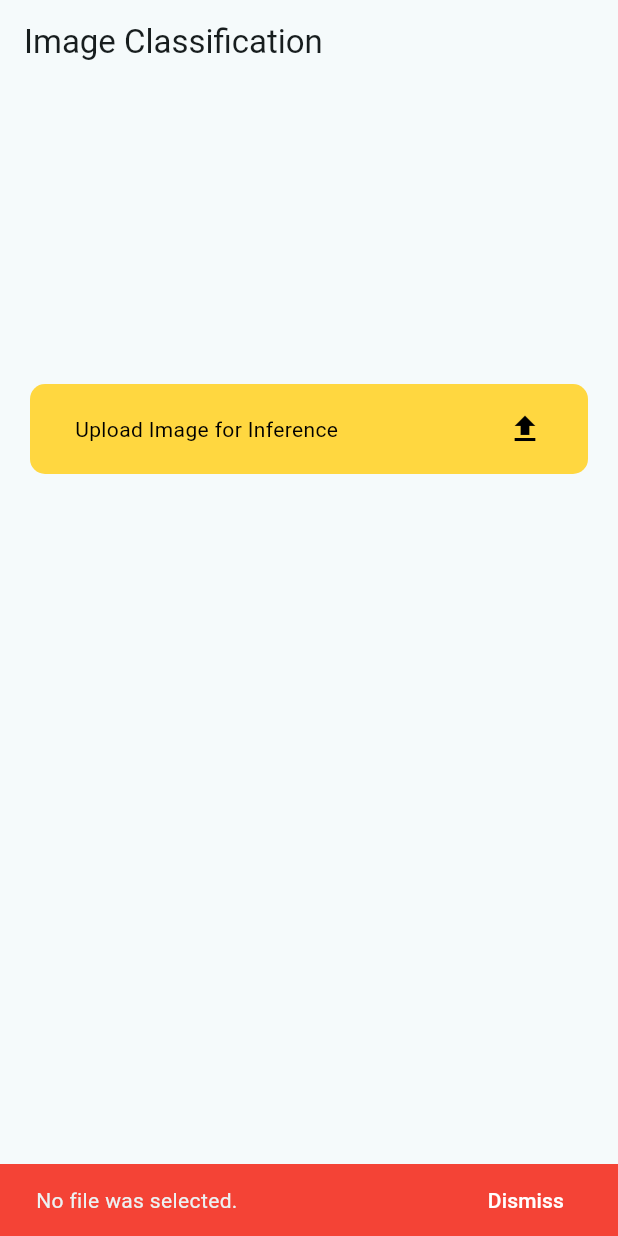
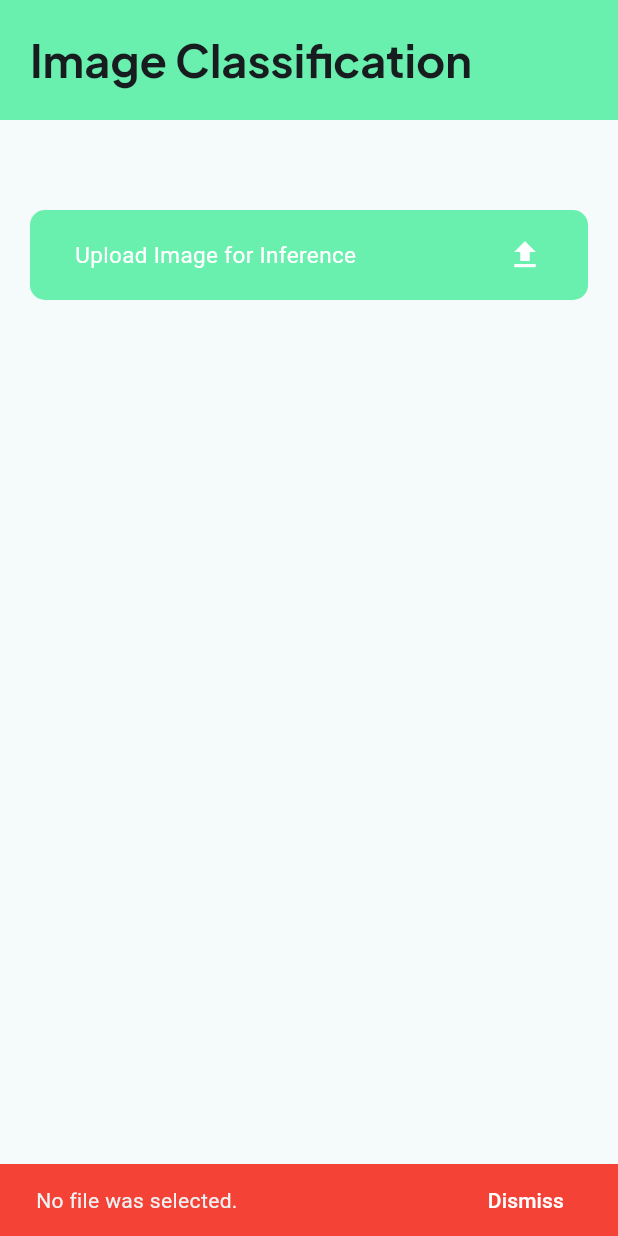
Before and after one commit to ThatLinuxGuyYouKnow/Flutter-Image-Classification, a Flutter app: the screen it shows after launch, after a tap on "Upload Image for Inference", on a phone screen of 412 x 824 dp. Run offline on Flutter 3.47's test engine with Material 3 defaults, Android fonts, the phone set to English and light mode, and no system bars; our stand-ins replace file_picker, google_fonts; missing offline and left inert: onnxruntime.

Commit message:
chore: UI update

```diff
--- a/lib/loadLabel.dart
+++ b/lib/loadLabel.dart
@@ -6,17 +6,17 @@ Future<List<String>> loadLabels(String filePath) async {
   return lines; // Each line corresponds to a class label
 }
 
-Future<void> getPredictedLabel(int predictedIndex) async {
+Future<String>? getPredictedLabel(int predictedIndex) async {
   // Load labels
   List<String> labels = await loadLabels('assets/models/labels.txt');
 
   // Check if the predicted index is valid
   if (predictedIndex < 0 || predictedIndex >= labels.length) {
     print('Invalid class index: $predictedIndex');
-    return;
   }
 
   // Get the corresponding label
   String label = labels[predictedIndex];
   print('Predicted Label: $label');
+  return label;
 }
--- a/lib/mainScreen.dart
+++ b/lib/mainScreen.dart
@@ -1,5 +1,6 @@
 import 'package:file_picker/file_picker.dart';
 import 'package:flutter/material.dart';
+import 'package:google_fonts/google_fonts.dart';
 import 'package:object_detection_flutter/inferImage.dart';
 import 'package:object_detection_flutter/loadLabel.dart';
 import 'package:object_detection_flutter/postProcessLogits.dart';
@@ -8,6 +9,7 @@ import 'package:onnxruntime/onnxruntime.dart';
 
 class MainScreen extends StatefulWidget {
   const MainScreen({super.key});
+
   @override
   State<MainScreen> createState() => MainScreenState();
 }
@@ -18,7 +20,6 @@ class MainScreenState extends State<MainScreen> {
   List<double>? probabilities;
   bool isProcessing = false;
 
-  // Custom error handling method
   void _showError(String message) {
     if (!mounted) return;
     ScaffoldMessenger.of(context).showSnackBar(
@@ -37,13 +38,11 @@ class MainScreenState extends State<MainScreen> {
     );
   }
 
-  // Validate file type
   bool _isValidImageFile(String fileName) {
     final validExtensions = ['.jpg', '.jpeg', '.png', '.bmp'];
     return validExtensions.any((ext) => fileName.toLowerCase().endsWith(ext));
   }
 
-  // File size validation (max 10MB)
   bool _isValidFileSize(int fileSize) {
     const maxSize = 10 * 1024 * 1024; // 10MB in bytes
     return fileSize <= maxSize;
@@ -60,7 +59,6 @@ class MainScreenState extends State<MainScreen> {
     });
 
     try {
-      // Configure file picker for images only
       FilePickerResult? result = await FilePicker.platform.pickFiles(
         type: FileType.custom,
         allowedExtensions: ['jpg', 'jpeg', 'png', 'bmp'],
@@ -73,7 +71,6 @@ class MainScreenState extends State<MainScreen> {
 
       final file = result.files.first;
 
-      // Validate file
       if (!_isValidImageFile(file.name)) {
         _showError('Please select a valid image file (JPG, PNG, or BMP).');
         return;
@@ -97,7 +94,6 @@ class MainScreenState extends State<MainScreen> {
         ),
       );
 
-      // Run inference
       final outputs = await inferFromImage(file);
 
       if (outputs == null || outputs.isEmpty) {
@@ -114,18 +110,14 @@ class MainScreenState extends State<MainScreen> {
       try {
         final rawOutput = outputTensor.value;
 
-        // Handle 2D output tensor (shape [1, num_classes])
         List<double> outputList;
         if (rawOutput is List<List<double>>) {
-          // Take first row since shape is [1, num_classes]
           outputList = rawOutput[0];
         } else if (rawOutput is List<List>) {
-          // Convert nested list elements to double
           outputList = rawOutput[0]
               .map((e) => e is double ? e : double.parse(e.toString()))
               .toList();
         } else if (rawOutput is List) {
-          // Handle case where output might be flattened
           outputList = rawOutput
               .map((e) => e is double ? e : double.parse(e.toString()))
               .toList();
@@ -134,23 +126,16 @@ class MainScreenState extends State<MainScreen> {
               'Unexpected output format: ${rawOutput.runtimeType}');
         }
 
-        // Add debug prints
-        print('Raw output type: ${rawOutput.runtimeType}');
-        print('Processed output type: ${outputList.runtimeType}');
-        print('Output shape: ${outputList.length}');
-
-        // Apply softmax and get predictions
         final probs = softmax(outputList);
         final predictedIndex = argmax(probs);
-        getPredictedLabel(predictedIndex);
+
+        String labelText = await getPredictedLabel(predictedIndex) ?? '';
         setState(() {
-          predictedClass = 'Class $predictedIndex';
+          predictedClass = labelText;
           probabilities = probs;
         });
       } catch (e) {
         print('Debug - Error details: $e');
-        print('Debug - Raw output type: ${outputTensor.value.runtimeType}');
-        print('Debug - Raw output: ${outputTensor.value}');
         _showError('Error processing model output: ${e.toString()}');
       }
     } finally {
@@ -160,30 +145,69 @@ class MainScreenState extends State<MainScreen> {
     }
   }
 
+  void _reset() {
+    setState(() {
+      imageToBeInferred = null;
+      predictedClass = null;
+      probabilities = null;
+    });
+  }
+
   @override
   Widget build(BuildContext context) {
     return Scaffold(
       appBar: AppBar(
-        title: const Text('Image Classification'),
+        toolbarHeight: 80,
+        backgroundColor: Colors.greenAccent,
+        title: Text('Image Classification',
+            style: GoogleFonts.plusJakartaSans(
+              fontSize: 30,
+              fontWeight: FontWeight.bold,
+            )),
+        titleSpacing: 20,
       ),
       body: SingleChildScrollView(
+        child: Padding(
+          padding: const EdgeInsets.all(20.0),
           child: Column(
             children: [
-            const SizedBox(height: 100),
-            imageToBeInferred != null
-                ? Image(
-                    image: AssetImage(imageToBeInferred.toString()),
-                  )
-                : SizedBox.shrink(),
-            const SizedBox(height: 100),
+              const SizedBox(height: 20),
+              if (imageToBeInferred != null && imageToBeInferred!.bytes != null)
+                Image.memory(
+                  imageToBeInferred!.bytes!,
+                  height: 200,
+                  fit: BoxFit.cover,
+                ),
+              const SizedBox(height: 20),
+              if (predictedClass != null)
+                SizedBox(
+                  width: double.infinity,
+                  child: Column(
+                    mainAxisAlignment: MainAxisAlignment.center,
+                    children: [
+                      Text(
+                        'Predicted Class: $predictedClass',
+                        style: const TextStyle(
+                          fontSize: 18,
+                          fontWeight: FontWeight.bold,
+                        ),
+                      ),
+                      const SizedBox(height: 10),
+                      ElevatedButton(
+                        onPressed: _reset,
+                        child: const Text('Try Another Image'),
+                      ),
+                    ],
+                  ),
+                ),
+              if (predictedClass == null)
                 GestureDetector(
                   onTap: _pickFile,
                   child: Container(
                     width: double.infinity,
                     height: 60,
-                margin: const EdgeInsets.symmetric(horizontal: 20),
                     decoration: BoxDecoration(
-                  color: isProcessing ? Colors.grey : Colors.amberAccent,
+                      color: isProcessing ? Colors.grey : Colors.greenAccent,
                       borderRadius: BorderRadius.circular(10),
                     ),
                     child: Center(
@@ -196,14 +220,14 @@ class MainScreenState extends State<MainScreen> {
                               isProcessing
                                   ? 'Processing...'
                                   : 'Upload Image for Inference',
-                          style: TextStyle(
-                            color: isProcessing ? Colors.white : Colors.black,
-                          ),
+                              style:
+                                  TextStyle(fontSize: 15, color: Colors.white),
                             ),
                             Icon(
-                          isProcessing ? Icons.hourglass_empty : Icons.upload,
-                          color: isProcessing ? Colors.white : Colors.black,
-                        ),
+                                isProcessing
+                                    ? Icons.hourglass_empty
+                                    : Icons.upload,
+                                color: Colors.white),
                           ],
                         ),
                       ),
@@ -215,17 +239,8 @@ class MainScreenState extends State<MainScreen> {
                   padding: const EdgeInsets.all(20.0),
                   child: Text('Selected file: ${imageToBeInferred!.name}'),
                 ),
-            if (predictedClass != null)
-              Padding(
-                padding: const EdgeInsets.all(20.0),
-                child: Text('Predicted class: $predictedClass'),
+            ],
           ),
-            if (probabilities != null)
-              Padding(
-                padding: const EdgeInsets.all(20.0),
-                child: Text('Probabilities: $probabilities'),
-              ),
-          ],
         ),
       ),
     );
```
Lines whose indentation alone changed are shown as unchanged.
